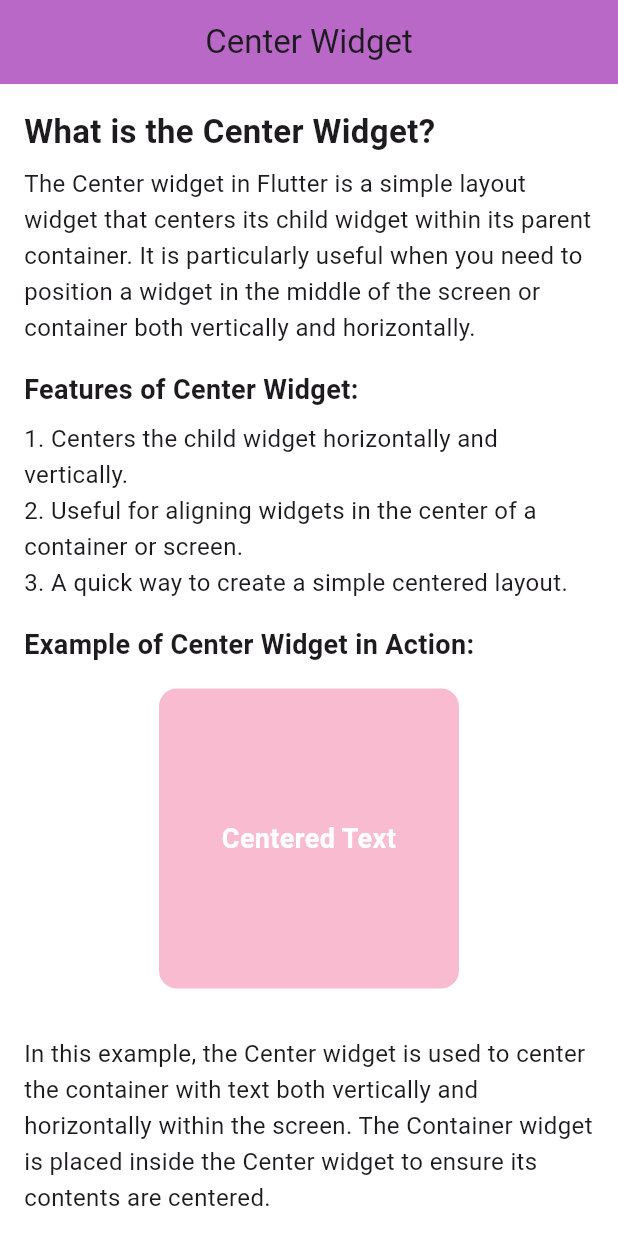
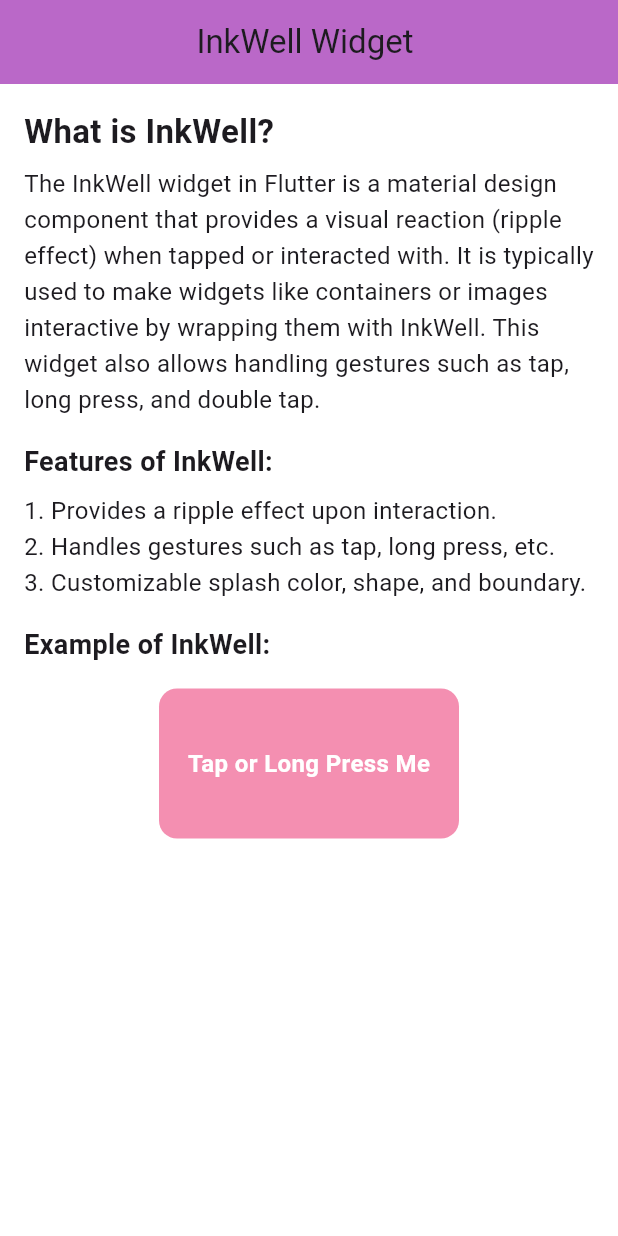
Before and after one commit to mominatufail/WidgetProject, a Flutter app: the screen it shows after launch, on a phone screen of 412 x 824 dp. Run offline on Flutter 3.47's test engine with Material 3 defaults, Android fonts, the phone set to English and light mode, and no system bars.

Commit message:
code updated

```diff
--- a/lib/InkWellWidget.dart
+++ b/lib/InkWellWidget.dart
@@ -0,0 +1,101 @@
+import 'package:flutter/material.dart';
+
+class InkWellExampleScreen extends StatelessWidget {
+  const InkWellExampleScreen({Key? key}) : super(key: key);
+
+  @override
+  Widget build(BuildContext context) {
+    return Scaffold(backgroundColor: Colors.white,
+      appBar: AppBar(backgroundColor: Colors.purple.shade300,
+        title: const Text("InkWell Widget "),
+        centerTitle: true,
+      ),
+      body: SingleChildScrollView(
+        padding: const EdgeInsets.all(16.0),
+        child: Column(
+          crossAxisAlignment: CrossAxisAlignment.start,
+          children: [
+            // Header
+            const Text(
+              "What is InkWell?",
+              style: TextStyle(
+                fontSize: 22,
+                fontWeight: FontWeight.bold,
+              ),
+            ),
+            const SizedBox(height: 8),
+
+            // Description
+            const Text(
+              "The InkWell widget in Flutter is a material design component that provides a visual reaction (ripple effect) when tapped or interacted with. It is typically used to make widgets like containers or images interactive by wrapping them with InkWell. This widget also allows handling gestures such as tap, long press, and double tap.",
+              style: TextStyle(fontSize: 16, height: 1.5),
+            ),
+            const SizedBox(height: 16),
+
+            // Features
+            const Text(
+              "Features of InkWell:",
+              style: TextStyle(
+                fontSize: 18,
+                fontWeight: FontWeight.bold,
+              ),
+            ),
+            const SizedBox(height: 8),
+            const Text(
+              "1. Provides a ripple effect upon interaction.\n"
+                  "2. Handles gestures such as tap, long press, etc.\n"
+                  "3. Customizable splash color, shape, and boundary.",
+              style: TextStyle(fontSize: 16, height: 1.5),
+            ),
+            const SizedBox(height: 16),
+
+            // Example Header
+            const Text(
+              "Example of InkWell:",
+              style: TextStyle(
+                fontSize: 18,
+                fontWeight: FontWeight.bold,
+              ),
+            ),
+            const SizedBox(height: 16),
+
+            // InkWell Example
+            Center(
+              child: InkWell(
+                onTap: () {
+                  ScaffoldMessenger.of(context).showSnackBar(
+                    const SnackBar(content: Text("InkWell Tapped!")),
+                  );
+                },
+                onLongPress: () {
+                  ScaffoldMessenger.of(context).showSnackBar(
+                    const SnackBar(content: Text("InkWell Long Pressed!")),
+                  );
+                },
+                borderRadius: BorderRadius.circular(12), // Ripple boundary
+                splashColor: Colors.blue.withOpacity(0.5), // Ripple color
+                child: Container(
+                  width: 200,
+                  height: 100,
+                  decoration: BoxDecoration(
+                    color: Colors.pink.shade200,
+                    borderRadius: BorderRadius.circular(12),
+                  ),
+                  alignment: Alignment.center,
+                  child: const Text(
+                    "Tap or Long Press Me",
+                    style: TextStyle(
+                      color: Colors.white,
+                      fontSize: 16,
+                      fontWeight: FontWeight.bold,
+                    ),
+                  ),
+                ),
+              ),
+            ),
+          ],
+        ),
+      ),
+    );
+  }
+}
--- a/lib/main.dart
+++ b/lib/main.dart
@@ -5,6 +5,7 @@ import 'AssetImageWidget.dart';
 import 'CenterWidget.dart';
 import 'ColumnWidget.dart';
 import 'ContainerWidget.dart';
+import 'InkWellWidget.dart';
 import 'MaterialAppWidget.dart';
 import 'RowWidget.dart';
 import 'ScaffoldWidget.dart';
@@ -41,7 +42,8 @@ class MyApp extends StatelessWidget {
         useMaterial3: true,
       ),
       debugShowCheckedModeBanner: false,
-      home: CenterWidget()
+      home: InkWellExampleScreen()
+      //CenterWidget()
       //ContainerClass()
       // AssetImageWidgetScreen()
       //AppBarScreen(),
```
